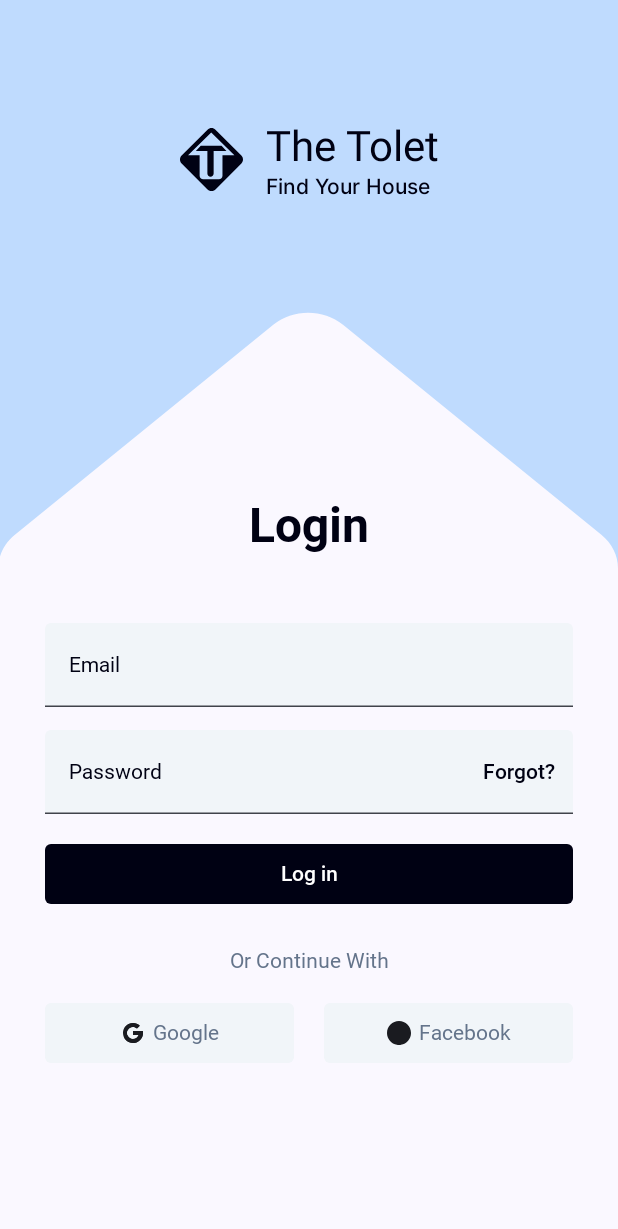
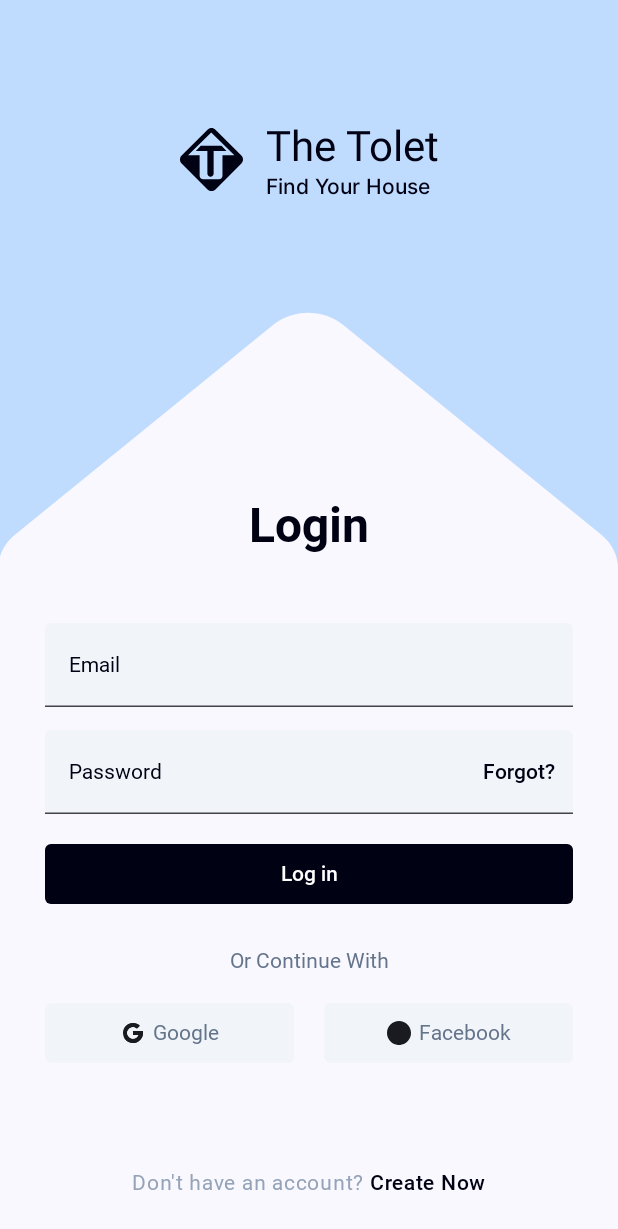
Before and after one commit to yhrjfj/Login_Screen_Compose_UI, an Android app built with Jetpack Compose: the screen it shows after launch (MainActivity), on a phone screen of 412 x 824 dp. Shown: the top 1229 px of the screen. Run offline under Robolectric (Android 15) with nearby library versions, the phone set to English and light mode, and no system bars.

Commit message:
Add buildAnnotatedString at bottom part of app

```diff
--- a/app/src/main/java/com/yhr/jfj/login_screen_compose/LoginScreen.kt
+++ b/app/src/main/java/com/yhr/jfj/login_screen_compose/LoginScreen.kt
@@ -28,10 +28,15 @@ import androidx.compose.ui.graphics.Color
 import androidx.compose.ui.layout.ContentScale
 import androidx.compose.ui.res.painterResource
 import androidx.compose.ui.res.stringResource
+import androidx.compose.ui.text.SpanStyle
+import androidx.compose.ui.text.buildAnnotatedString
 import androidx.compose.ui.text.font.FontWeight
+import androidx.compose.ui.text.withStyle
 import androidx.compose.ui.unit.dp
+import androidx.compose.ui.unit.sp
 import com.yhr.jfj.login_screen_compose.ui.theme.Black
 import com.yhr.jfj.login_screen_compose.ui.theme.BlueGray
+import com.yhr.jfj.login_screen_compose.ui.theme.Roboto
 
 @Composable
 fun LoginScreen() {
@@ -53,6 +58,39 @@ fun LoginScreen() {
                 Spacer(modifier = Modifier.height(30.dp))
 
                 SocialMediaSection()
+
+                val uiColor = if (isSystemInDarkTheme()) Color.White else Black
+                Box(
+                    modifier = Modifier
+                        .fillMaxHeight(0.8f)
+                        .fillMaxWidth(),
+                    contentAlignment = Alignment.BottomCenter
+                ) {
+                    Text(
+                        text = buildAnnotatedString {
+                            withStyle(
+                                style = SpanStyle(
+                                    color = Color(0xFF94A3B8),
+                                    fontSize = 14.sp,
+                                    fontFamily = Roboto,
+                                    fontWeight = FontWeight.Normal
+                                )
+                            ) {
+                                append("Don't have an account? ")
+                            }
+                            withStyle(
+                                style = SpanStyle(
+                                    color = uiColor,
+                                    fontSize = 14.sp,
+                                    fontFamily = Roboto,
+                                    fontWeight = FontWeight.Medium
+                                )
+                            ) {
+                                append("Create Now")
+                            }
+                        }
+                    )
+                }
             }
         }
     }
```
